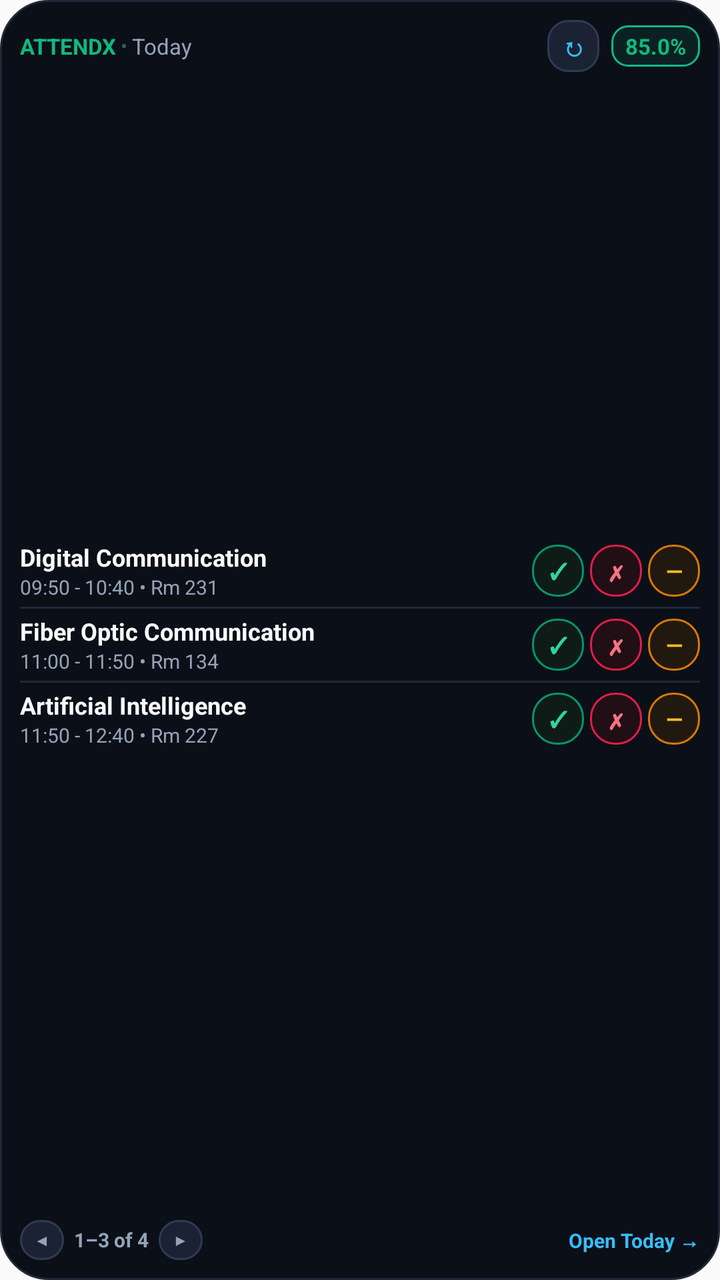
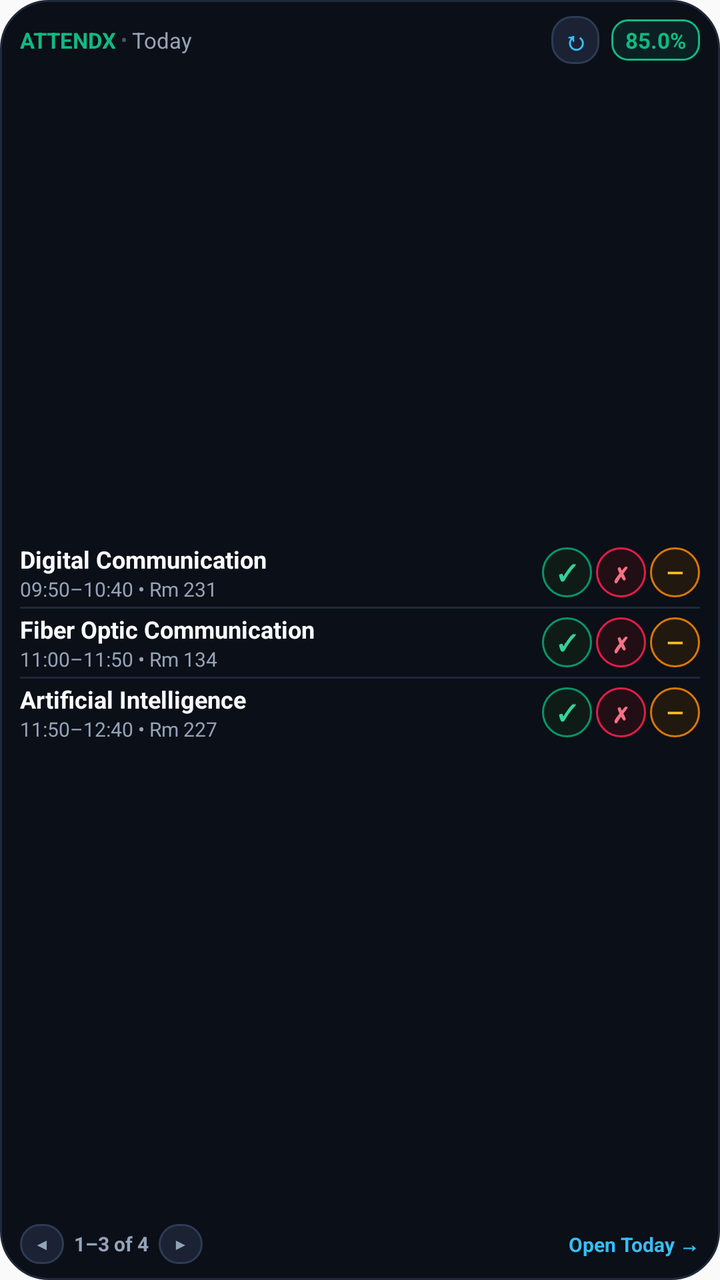

Compare the two renders of this Android layout. The source of the first and the diff that turns it into the second are given below.
<!-- AndroidManifest.xml: application theme AppTheme -->
<!-- res/layout/widget_today_4x2.xml -->
<?xml version="1.0" encoding="utf-8"?>
<LinearLayout xmlns:android="http://schemas.android.com/apk/res/android"
    android:id="@+id/widget_today_root"
    android:layout_width="match_parent"
    android:layout_height="match_parent"
    android:background="@drawable/widget_bg_obsidian"
    android:orientation="vertical"
    android:padding="10dp">

    
    <LinearLayout
        android:id="@+id/header_layout"
        android:layout_width="match_parent"
        android:layout_height="wrap_content"
        android:gravity="center_vertical"
        android:orientation="horizontal">

        <LinearLayout
            android:layout_width="0dp"
            android:layout_height="wrap_content"
            android:layout_weight="1"
            android:gravity="center_vertical"
            android:orientation="horizontal">

            <TextView
                android:id="@+id/text_widget_title"
                android:layout_width="wrap_content"
                android:layout_height="wrap_content"
                android:text="ATTENDX"
                android:textColor="#10B981"
                android:textSize="11sp"
                android:textStyle="bold" />

            <TextView
                android:layout_width="wrap_content"
                android:layout_height="wrap_content"
                android:text=" • "
                android:textColor="#475569"
                android:textSize="10sp" />

            <TextView
                android:id="@+id/text_today_date"
                android:layout_width="wrap_content"
                android:layout_height="wrap_content"
                android:ellipsize="end"
                android:maxLines="1"
                android:text="Today"
                android:textColor="#94A3B8"
                android:textSize="11sp" />
        </LinearLayout>

        <LinearLayout
            android:id="@+id/header_right_layout"
            android:layout_width="wrap_content"
            android:layout_height="wrap_content"
            android:gravity="center_vertical"
            android:orientation="horizontal">

            
            <TextView
                android:id="@+id/btn_widget_refresh"
                android:layout_width="26dp"
                android:layout_height="26dp"
                android:layout_marginEnd="6dp"
                android:background="@drawable/widget_btn_icon_translucent"
                android:gravity="center"
                android:text="↻"
                android:textColor="#38BDF8"
                android:textSize="13sp"
                android:textStyle="bold" />

            
            <LinearLayout
                android:id="@+id/badge_percentage_layout"
                android:layout_width="wrap_content"
                android:layout_height="wrap_content"
                android:background="@drawable/widget_badge_percentage"
                android:gravity="center"
                android:paddingStart="7dp"
                android:paddingTop="3dp"
                android:paddingEnd="7dp"
                android:paddingBottom="3dp">

                <TextView
                    android:id="@+id/text_attendance_stat"
                    android:layout_width="wrap_content"
                    android:layout_height="wrap_content"
                    android:text="85.0%"
                    android:textColor="#10B981"
                    android:textSize="11sp"
                    android:textStyle="bold" />
            </LinearLayout>
        </LinearLayout>
    </LinearLayout>

    
    <LinearLayout
        android:id="@+id/layout_classes_container"
        android:layout_width="match_parent"
        android:layout_height="0dp"
        android:layout_marginTop="5dp"
        android:layout_marginBottom="4dp"
        android:layout_weight="1"
        android:gravity="center_vertical"
        android:orientation="vertical">

        
        <LinearLayout
            android:id="@+id/row_class_1"
            android:layout_width="match_parent"
            android:layout_height="wrap_content"
            android:gravity="center_vertical"
            android:orientation="horizontal"
            android:paddingTop="3dp"
            android:paddingBottom="3dp">

            <LinearLayout
                android:id="@+id/layout_row1_content"
                android:layout_width="0dp"
                android:layout_height="wrap_content"
                android:layout_marginEnd="6dp"
                android:layout_weight="1"
                android:orientation="vertical">

                <TextView
                    android:id="@+id/text_row1_name"
                    android:layout_width="match_parent"
                    android:layout_height="wrap_content"
                    android:ellipsize="end"
                    android:maxLines="1"
                    android:text="Digital Communication"
                    android:textColor="#F8FAFC"
                    android:textSize="12sp"
                    android:textStyle="bold" />

                <TextView
                    android:id="@+id/text_row1_info"
                    android:layout_width="match_parent"
                    android:layout_height="wrap_content"
                    android:ellipsize="end"
                    android:maxLines="1"
                    android:text="09:50 - 10:40 • Rm 231"
                    android:textColor="#94A3B8"
                    android:textSize="10sp" />
            </LinearLayout>

            
            <LinearLayout
                android:id="@+id/actions_row_1"
                android:layout_width="wrap_content"
                android:layout_height="wrap_content"
                android:gravity="center_vertical"
                android:orientation="horizontal">

                <TextView
                    android:id="@+id/btn_row1_present"
                    android:layout_width="26dp"
                    android:layout_height="26dp"
                    android:layout_marginEnd="3dp"
                    android:background="@drawable/widget_btn_present_default"
                    android:gravity="center"
                    android:text="✓"
                    android:textColor="#34D399"
                    android:textSize="11sp"
                    android:textStyle="bold" />

                <TextView
                    android:id="@+id/btn_row1_absent"
                    android:layout_width="26dp"
                    android:layout_height="26dp"
                    android:layout_marginEnd="3dp"
                    android:background="@drawable/widget_btn_absent_default"
                    android:gravity="center"
                    android:text="✗"
                    android:textColor="#FB7185"
                    android:textSize="11sp"
                    android:textStyle="bold" />

                <TextView
                    android:id="@+id/btn_row1_off"
                    android:layout_width="26dp"
                    android:layout_height="26dp"
                    android:background="@drawable/widget_btn_off_default"
                    android:gravity="center"
                    android:text="—"
                    android:textColor="#FBBF24"
                    android:textSize="11sp"
                    android:textStyle="bold" />
            </LinearLayout>
        </LinearLayout>

        
        <LinearLayout
            android:id="@+id/divider_row_1"
            android:layout_width="match_parent"
            android:layout_height="1dp"
            android:background="#1E293B" />

        
        <LinearLayout
            android:id="@+id/row_class_2"
            android:layout_width="match_parent"
            android:layout_height="wrap_content"
            android:gravity="center_vertical"
            android:orientation="horizontal"
            android:paddingTop="3dp"
            android:paddingBottom="3dp">

            <LinearLayout
                android:id="@+id/layout_row2_content"
                android:layout_width="0dp"
                android:layout_height="wrap_content"
                android:layout_marginEnd="6dp"
                android:layout_weight="1"
                android:orientation="vertical">

                <TextView
                    android:id="@+id/text_row2_name"
                    android:layout_width="match_parent"
                    android:layout_height="wrap_content"
                    android:ellipsize="end"
                    android:maxLines="1"
                    android:text="Fiber Optic Communication"
                    android:textColor="#F8FAFC"
                    android:textSize="12sp"
                    android:textStyle="bold" />

                <TextView
                    android:id="@+id/text_row2_info"
                    android:layout_width="match_parent"
                    android:layout_height="wrap_content"
                    android:ellipsize="end"
                    android:maxLines="1"
                    android:text="11:00 - 11:50 • Rm 134"
                    android:textColor="#94A3B8"
                    android:textSize="10sp" />
            </LinearLayout>

            
            <LinearLayout
                android:id="@+id/actions_row_2"
                android:layout_width="wrap_content"
                android:layout_height="wrap_content"
                android:gravity="center_vertical"
                android:orientation="horizontal">

                <TextView
                    android:id="@+id/btn_row2_present"
                    android:layout_width="26dp"
                    android:layout_height="26dp"
                    android:layout_marginEnd="3dp"
                    android:background="@drawable/widget_btn_present_default"
                    android:gravity="center"
                    android:text="✓"
                    android:textColor="#34D399"
                    android:textSize="11sp"
                    android:textStyle="bold" />

                <TextView
                    android:id="@+id/btn_row2_absent"
                    android:layout_width="26dp"
                    android:layout_height="26dp"
                    android:layout_marginEnd="3dp"
                    android:background="@drawable/widget_btn_absent_default"
                    android:gravity="center"
                    android:text="✗"
                    android:textColor="#FB7185"
                    android:textSize="11sp"
                    android:textStyle="bold" />

                <TextView
                    android:id="@+id/btn_row2_off"
                    android:layout_width="26dp"
                    android:layout_height="26dp"
                    android:background="@drawable/widget_btn_off_default"
                    android:gravity="center"
                    android:text="—"
                    android:textColor="#FBBF24"
                    android:textSize="11sp"
                    android:textStyle="bold" />
            </LinearLayout>
        </LinearLayout>

        
        <LinearLayout
            android:id="@+id/divider_row_2"
            android:layout_width="match_parent"
            android:layout_height="1dp"
            android:background="#1E293B" />

        
        <LinearLayout
            android:id="@+id/row_class_3"
            android:layout_width="match_parent"
            android:layout_height="wrap_content"
            android:gravity="center_vertical"
            android:orientation="horizontal"
            android:paddingTop="3dp"
            android:paddingBottom="3dp">

            <LinearLayout
                android:id="@+id/layout_row3_content"
                android:layout_width="0dp"
                android:layout_height="wrap_content"
                android:layout_marginEnd="6dp"
                android:layout_weight="1"
                android:orientation="vertical">

                <TextView
                    android:id="@+id/text_row3_name"
                    android:layout_width="match_parent"
                    android:layout_height="wrap_content"
                    android:ellipsize="end"
                    android:maxLines="1"
                    android:text="Artificial Intelligence"
                    android:textColor="#F8FAFC"
                    android:textSize="12sp"
                    android:textStyle="bold" />

                <TextView
                    android:id="@+id/text_row3_info"
                    android:layout_width="match_parent"
                    android:layout_height="wrap_content"
                    android:ellipsize="end"
                    android:maxLines="1"
                    android:text="11:50 - 12:40 • Rm 227"
                    android:textColor="#94A3B8"
                    android:textSize="10sp" />
            </LinearLayout>

            
            <LinearLayout
                android:id="@+id/actions_row_3"
                android:layout_width="wrap_content"
                android:layout_height="wrap_content"
                android:gravity="center_vertical"
                android:orientation="horizontal">

                <TextView
                    android:id="@+id/btn_row3_present"
                    android:layout_width="26dp"
                    android:layout_height="26dp"
                    android:layout_marginEnd="3dp"
                    android:background="@drawable/widget_btn_present_default"
                    android:gravity="center"
                    android:text="✓"
                    android:textColor="#34D399"
                    android:textSize="11sp"
                    android:textStyle="bold" />

                <TextView
                    android:id="@+id/btn_row3_absent"
                    android:layout_width="26dp"
                    android:layout_height="26dp"
                    android:layout_marginEnd="3dp"
                    android:background="@drawable/widget_btn_absent_default"
                    android:gravity="center"
                    android:text="✗"
                    android:textColor="#FB7185"
                    android:textSize="11sp"
                    android:textStyle="bold" />

                <TextView
                    android:id="@+id/btn_row3_off"
                    android:layout_width="26dp"
                    android:layout_height="26dp"
                    android:background="@drawable/widget_btn_off_default"
                    android:gravity="center"
                    android:text="—"
                    android:textColor="#FBBF24"
                    android:textSize="11sp"
                    android:textStyle="bold" />
            </LinearLayout>
        </LinearLayout>
    </LinearLayout>

    
    <LinearLayout
        android:id="@+id/layout_empty_classes"
        android:layout_width="match_parent"
        android:layout_height="0dp"
        android:layout_marginTop="16dp"
        android:layout_marginBottom="16dp"
        android:layout_weight="1"
        android:gravity="center"
        android:orientation="vertical"
        android:visibility="gone">

        <TextView
            android:id="@+id/text_empty_emoji"
            android:layout_width="wrap_content"
            android:layout_height="wrap_content"
            android:text="🎉"
            android:textSize="22sp" />

        <TextView
            android:id="@+id/text_empty_title"
            android:layout_width="wrap_content"
            android:layout_height="wrap_content"
            android:layout_marginTop="4dp"
            android:ellipsize="end"
            android:maxLines="1"
            android:text="No Classes Scheduled Today"
            android:textColor="#F8FAFC"
            android:textSize="12sp"
            android:textStyle="bold" />

        <TextView
            android:id="@+id/text_empty_subtitle"
            android:layout_width="wrap_content"
            android:layout_height="wrap_content"
            android:ellipsize="end"
            android:maxLines="1"
            android:text="Tap to review calendar or manage schedule"
            android:textColor="#64748B"
            android:textSize="10sp" />
    </LinearLayout>

    
    <LinearLayout
        android:id="@+id/layout_footer"
        android:layout_width="match_parent"
        android:layout_height="wrap_content"
        android:gravity="center_vertical"
        android:orientation="horizontal"
        android:paddingTop="2dp">

        <LinearLayout
            android:id="@+id/layout_pager_controls"
            android:layout_width="wrap_content"
            android:layout_height="wrap_content"
            android:gravity="center_vertical"
            android:orientation="horizontal">

            <TextView
                android:id="@+id/btn_prev_page"
                android:layout_width="22dp"
                android:layout_height="20dp"
                android:background="@drawable/widget_btn_icon_translucent"
                android:gravity="center"
                android:text="◀"
                android:textColor="#94A3B8"
                android:textSize="8sp" />

            <TextView
                android:id="@+id/text_page_indicator"
                android:layout_width="wrap_content"
                android:layout_height="wrap_content"
                android:layout_marginStart="5dp"
                android:layout_marginEnd="5dp"
                android:text="1–3 of 4"
                android:textColor="#94A3B8"
                android:textSize="10sp"
                android:textStyle="bold" />

            <TextView
                android:id="@+id/btn_next_page"
                android:layout_width="22dp"
                android:layout_height="20dp"
                android:background="@drawable/widget_btn_icon_translucent"
                android:gravity="center"
                android:text="▶"
                android:textColor="#94A3B8"
                android:textSize="8sp" />
        </LinearLayout>

        
        <LinearLayout
            android:layout_width="0dp"
            android:layout_height="1dp"
            android:layout_weight="1" />

        <TextView
            android:id="@+id/text_open_app_hint"
            android:layout_width="wrap_content"
            android:layout_height="wrap_content"
            android:text="Open Today →"
            android:textColor="#38BDF8"
            android:textSize="10sp"
            android:textStyle="bold" />
    </LinearLayout>
</LinearLayout>
<!-- resources referenced by this layout -->
<resources>
  <!-- drawable widget_badge_percentage (drawable) -->
  <?xml version="1.0" encoding="utf-8"?>
  <shape xmlns:android="http://schemas.android.com/apk/res/android"
      android:shape="rectangle">
      <solid android:color="#1A10B981" />
      <corners android:radius="8dp" />
      <stroke
          android:width="1dp"
          android:color="#10B981" />
  </shape>
  <!-- drawable widget_bg_obsidian (drawable) -->
  <?xml version="1.0" encoding="utf-8"?>
  <shape xmlns:android="http://schemas.android.com/apk/res/android"
      android:shape="rectangle">
      <solid android:color="#0B0F17" />
      <corners android:radius="24dp" />
      <stroke
          android:width="1dp"
          android:color="#1E293B" />
  </shape>
  <!-- drawable widget_btn_absent_default (drawable) -->
  <?xml version="1.0" encoding="utf-8"?>
  <shape xmlns:android="http://schemas.android.com/apk/res/android"
      android:shape="rectangle">
      <solid android:color="#210F15" />
      <corners android:radius="12dp" />
      <stroke
          android:width="1dp"
          android:color="#E11D48" />
  </shape>
  <!-- drawable widget_btn_icon_translucent (drawable) -->
  <?xml version="1.0" encoding="utf-8"?>
  <shape xmlns:android="http://schemas.android.com/apk/res/android"
      android:shape="rectangle">
      <solid android:color="#1A2234" />
      <corners android:radius="10dp" />
      <stroke
          android:width="1dp"
          android:color="#2D3B54" />
  </shape>
  <!-- drawable widget_btn_off_default (drawable) -->
  <?xml version="1.0" encoding="utf-8"?>
  <shape xmlns:android="http://schemas.android.com/apk/res/android"
      android:shape="rectangle">
      <solid android:color="#21190F" />
      <corners android:radius="12dp" />
      <stroke
          android:width="1dp"
          android:color="#D97706" />
  </shape>
  <!-- drawable widget_btn_present_default (drawable) -->
  <?xml version="1.0" encoding="utf-8"?>
  <shape xmlns:android="http://schemas.android.com/apk/res/android"
      android:shape="rectangle">
      <solid android:color="#0F1B17" />
      <corners android:radius="12dp" />
      <stroke
          android:width="1dp"
          android:color="#059669" />
  </shape>
  <style name="AppTheme" parent="Theme.AppCompat.Light.DarkActionBar">
          
          <item name="colorPrimary">@color/colorPrimary</item>
          <item name="colorPrimaryDark">@color/colorPrimaryDark</item>
          <item name="colorAccent">@color/colorAccent</item>
      </style>
</resources>

<!-- the commit's change to res/layout/widget_today_4x2.xml (unified diff, before → after) -->
@@ -5,7 +5,10 @@
     android:layout_height="match_parent"
     android:background="@drawable/widget_bg_obsidian"
     android:orientation="vertical"
-    android:padding="10dp">
+    android:paddingStart="10dp"
+    android:paddingTop="8dp"
+    android:paddingEnd="10dp"
+    android:paddingBottom="8dp">
 
     
     <LinearLayout
@@ -59,8 +62,8 @@
             
             <TextView
                 android:id="@+id/btn_widget_refresh"
-                android:layout_width="26dp"
-                android:layout_height="26dp"
+                android:layout_width="24dp"
+                android:layout_height="24dp"
                 android:layout_marginEnd="6dp"
                 android:background="@drawable/widget_btn_icon_translucent"
                 android:gravity="center"
@@ -98,8 +101,8 @@
         android:id="@+id/layout_classes_container"
         android:layout_width="match_parent"
         android:layout_height="0dp"
-        android:layout_marginTop="5dp"
-        android:layout_marginBottom="4dp"
+        android:layout_marginTop="3dp"
+        android:layout_marginBottom="2dp"
         android:layout_weight="1"
         android:gravity="center_vertical"
         android:orientation="vertical">
@@ -111,8 +114,8 @@
             android:layout_height="wrap_content"
             android:gravity="center_vertical"
             android:orientation="horizontal"
-            android:paddingTop="3dp"
-            android:paddingBottom="3dp">
+            android:paddingTop="2dp"
+            android:paddingBottom="2dp">
 
             <LinearLayout
                 android:id="@+id/layout_row1_content"
@@ -139,7 +142,7 @@
                     android:layout_height="wrap_content"
                     android:ellipsize="end"
                     android:maxLines="1"
-                    android:text="09:50 - 10:40 • Rm 231"
+                    android:text="09:50–10:40 • Rm 231"
                     android:textColor="#94A3B8"
                     android:textSize="10sp" />
             </LinearLayout>
@@ -154,9 +157,9 @@
 
                 <TextView
                     android:id="@+id/btn_row1_present"
-                    android:layout_width="26dp"
-                    android:layout_height="26dp"
-                    android:layout_marginEnd="3dp"
+                    android:layout_width="25dp"
+                    android:layout_height="25dp"
+                    android:layout_marginEnd="2dp"
                     android:background="@drawable/widget_btn_present_default"
                     android:gravity="center"
                     android:text="✓"
@@ -166,9 +169,9 @@
 
                 <TextView
                     android:id="@+id/btn_row1_absent"
-                    android:layout_width="26dp"
-                    android:layout_height="26dp"
-                    android:layout_marginEnd="3dp"
+                    android:layout_width="25dp"
+                    android:layout_height="25dp"
+                    android:layout_marginEnd="2dp"
                     android:background="@drawable/widget_btn_absent_default"
                     android:gravity="center"
                     android:text="✗"
@@ -178,8 +181,8 @@
 
                 <TextView
                     android:id="@+id/btn_row1_off"
-                    android:layout_width="26dp"
-                    android:layout_height="26dp"
+                    android:layout_width="25dp"
+                    android:layout_height="25dp"
                     android:background="@drawable/widget_btn_off_default"
                     android:gravity="center"
                     android:text="—"
@@ -203,8 +206,8 @@
             android:layout_height="wrap_content"
             android:gravity="center_vertical"
             android:orientation="horizontal"
-            android:paddingTop="3dp"
-            android:paddingBottom="3dp">
+            android:paddingTop="2dp"
+            android:paddingBottom="2dp">
 
             <LinearLayout
                 android:id="@+id/layout_row2_content"
@@ -231,7 +234,7 @@
                     android:layout_height="wrap_content"
                     android:ellipsize="end"
                     android:maxLines="1"
-                    android:text="11:00 - 11:50 • Rm 134"
+                    android:text="11:00–11:50 • Rm 134"
                     android:textColor="#94A3B8"
                     android:textSize="10sp" />
             </LinearLayout>
@@ -246,9 +249,9 @@
 
                 <TextView
                     android:id="@+id/btn_row2_present"
-                    android:layout_width="26dp"
-                    android:layout_height="26dp"
-                    android:layout_marginEnd="3dp"
+                    android:layout_width="25dp"
+                    android:layout_height="25dp"
+                    android:layout_marginEnd="2dp"
                     android:background="@drawable/widget_btn_present_default"
                     android:gravity="center"
                     android:text="✓"
@@ -258,9 +261,9 @@
 
                 <TextView
                     android:id="@+id/btn_row2_absent"
-                    android:layout_width="26dp"
-                    android:layout_height="26dp"
-                    android:layout_marginEnd="3dp"
+                    android:layout_width="25dp"
+                    android:layout_height="25dp"
+                    android:layout_marginEnd="2dp"
                     android:background="@drawable/widget_btn_absent_default"
                     android:gravity="center"
                     android:text="✗"
@@ -270,8 +273,8 @@
 
                 <TextView
                     android:id="@+id/btn_row2_off"
-                    android:layout_width="26dp"
-                    android:layout_height="26dp"
+                    android:layout_width="25dp"
+                    android:layout_height="25dp"
                     android:background="@drawable/widget_btn_off_default"
                     android:gravity="center"
                     android:text="—"
@@ -295,8 +298,8 @@
             android:layout_height="wrap_content"
             android:gravity="center_vertical"
             android:orientation="horizontal"
-            android:paddingTop="3dp"
-            android:paddingBottom="3dp">
+            android:paddingTop="2dp"
+            android:paddingBottom="2dp">
 
             <LinearLayout
                 android:id="@+id/layout_row3_content"
@@ -323,7 +326,7 @@
                     android:layout_height="wrap_content"
                     android:ellipsize="end"
                     android:maxLines="1"
-                    android:text="11:50 - 12:40 • Rm 227"
+                    android:text="11:50–12:40 • Rm 227"
                     android:textColor="#94A3B8"
                     android:textSize="10sp" />
             </LinearLayout>
@@ -338,9 +341,9 @@
 
                 <TextView
                     android:id="@+id/btn_row3_present"
-                    android:layout_width="26dp"
-                    android:layout_height="26dp"
-                    android:layout_marginEnd="3dp"
+                    android:layout_width="25dp"
+                    android:layout_height="25dp"
+                    android:layout_marginEnd="2dp"
                     android:background="@drawable/widget_btn_present_default"
                     android:gravity="center"
                     android:text="✓"
@@ -350,9 +353,9 @@
 
                 <TextView
                     android:id="@+id/btn_row3_absent"
-                    android:layout_width="26dp"
-                    android:layout_height="26dp"
-                    android:layout_marginEnd="3dp"
+                    android:layout_width="25dp"
+                    android:layout_height="25dp"
+                    android:layout_marginEnd="2dp"
                     android:background="@drawable/widget_btn_absent_default"
                     android:gravity="center"
                     android:text="✗"
@@ -362,8 +365,8 @@
 
                 <TextView
                     android:id="@+id/btn_row3_off"
-                    android:layout_width="26dp"
-                    android:layout_height="26dp"
+                    android:layout_width="25dp"
+                    android:layout_height="25dp"
                     android:background="@drawable/widget_btn_off_default"
                     android:gravity="center"
                     android:text="—"
@@ -379,8 +382,8 @@
         android:id="@+id/layout_empty_classes"
         android:layout_width="match_parent"
         android:layout_height="0dp"
-        android:layout_marginTop="16dp"
-        android:layout_marginBottom="16dp"
+        android:layout_marginTop="4dp"
+        android:layout_marginBottom="4dp"
         android:layout_weight="1"
         android:gravity="center"
         android:orientation="vertical"
